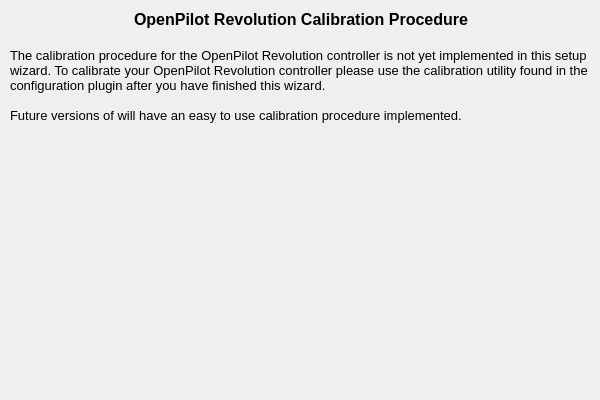
openpilot/OpenPilot, file ground/openpilotgcs/src/plugins/setupwizard/pages/revocalibrationpage.ui: the form before one commit.
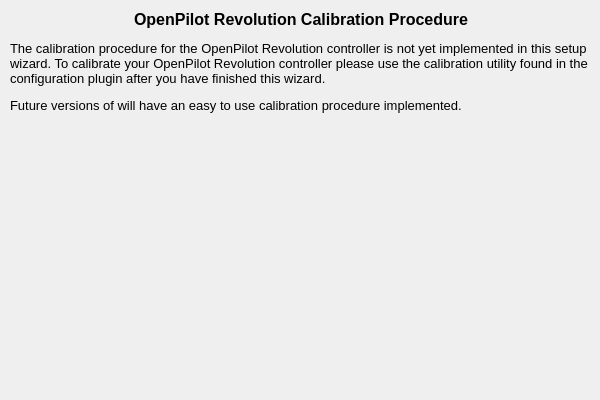
The form after the commit.

Commit message: OP-1556 Bigger window size, Font sizes on all pages

Patch:
```diff
--- a/ground/openpilotgcs/src/plugins/setupwizard/pages/revocalibrationpage.ui
+++ b/ground/openpilotgcs/src/plugins/setupwizard/pages/revocalibrationpage.ui
@@ -23,15 +23,7 @@
     </rect>
    </property>
    <property name="text">
-    <string>&lt;!DOCTYPE HTML PUBLIC &quot;-//W3C//DTD HTML 4.0//EN&quot; &quot;http://www.w3.org/TR/REC-html40/strict.dtd&quot;&gt;
-&lt;html&gt;&lt;head&gt;&lt;meta name=&quot;qrichtext&quot; content=&quot;1&quot; /&gt;&lt;style type=&quot;text/css&quot;&gt;
-p, li { white-space: pre-wrap; }
-&lt;/style&gt;&lt;/head&gt;&lt;body style=&quot; font-family:'MS Shell Dlg 2'; font-size:8pt; font-weight:400; font-style:normal;&quot;&gt;
-&lt;p align=&quot;center&quot; style=&quot; margin-top:0px; margin-bottom:0px; margin-left:0px; margin-right:0px; -qt-block-indent:0; text-indent:0px;&quot;&gt;&lt;span style=&quot; font-size:12pt; font-weight:600;&quot;&gt;OpenPilot Revolution Calibration Procedure&lt;/span&gt;&lt;/p&gt;
-&lt;p style=&quot;-qt-paragraph-type:empty; margin-top:0px; margin-bottom:0px; margin-left:0px; margin-right:0px; -qt-block-indent:0; text-indent:0px; font-size:12pt; font-weight:600;&quot;&gt;&lt;br /&gt;&lt;/p&gt;
-&lt;p style=&quot; margin-top:0px; margin-bottom:0px; margin-left:0px; margin-right:0px; -qt-block-indent:0; text-indent:0px;&quot;&gt;&lt;span style=&quot; font-size:10pt;&quot;&gt;The calibration procedure for the OpenPilot Revolution controller is not yet implemented in this setup wizard. To calibrate your OpenPilot Revolution controller please use the calibration utility found in the configuration plugin after you have finished this wizard.&lt;/span&gt;&lt;/p&gt;
-&lt;p style=&quot;-qt-paragraph-type:empty; margin-top:0px; margin-bottom:0px; margin-left:0px; margin-right:0px; -qt-block-indent:0; text-indent:0px; font-size:10pt;&quot;&gt;&lt;br /&gt;&lt;/p&gt;
-&lt;p style=&quot; margin-top:0px; margin-bottom:0px; margin-left:0px; margin-right:0px; -qt-block-indent:0; text-indent:0px;&quot;&gt;&lt;span style=&quot; font-size:10pt;&quot;&gt;Future versions of will have an easy to use calibration procedure implemented.&lt;/span&gt;&lt;/p&gt;&lt;/body&gt;&lt;/html&gt;</string>
+    <string>&lt;html&gt;&lt;head/&gt;&lt;body&gt;&lt;p align=&quot;center&quot;&gt;&lt;span style=&quot; font-family:'MS Shell Dlg 2'; font-size:12pt; font-weight:600;&quot;&gt;OpenPilot Revolution Calibration Procedure&lt;/span&gt;&lt;/p&gt;&lt;p&gt;&lt;span style=&quot; font-family:'MS Shell Dlg 2'; font-size:10pt;&quot;&gt;The calibration procedure for the OpenPilot Revolution controller is not yet implemented in this setup wizard. To calibrate your OpenPilot Revolution controller please use the calibration utility found in the configuration plugin after you have finished this wizard.&lt;/span&gt;&lt;/p&gt;&lt;p&gt;&lt;span style=&quot; font-family:'MS Shell Dlg 2'; font-size:10pt;&quot;&gt;Future versions of will have an easy to use calibration procedure implemented.&lt;/span&gt;&lt;/p&gt;&lt;/body&gt;&lt;/html&gt;</string>
    </property>
    <property name="alignment">
     <set>Qt::AlignLeading|Qt::AlignLeft|Qt::AlignTop</set>
```
The commit also changes 19 other files.
